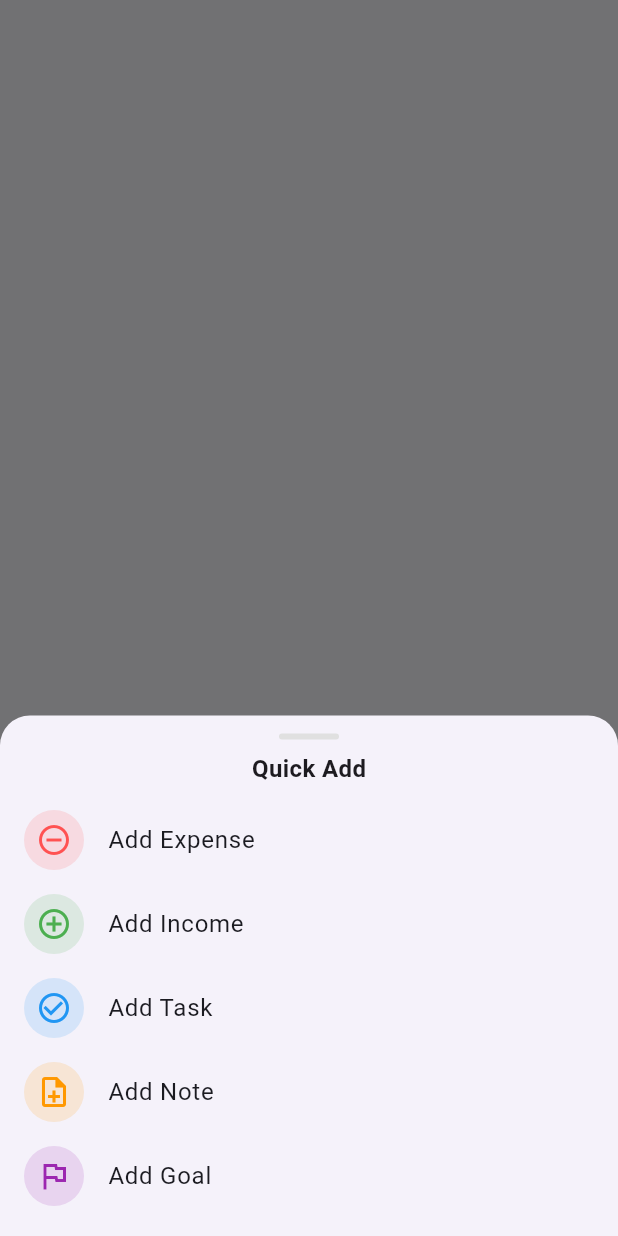
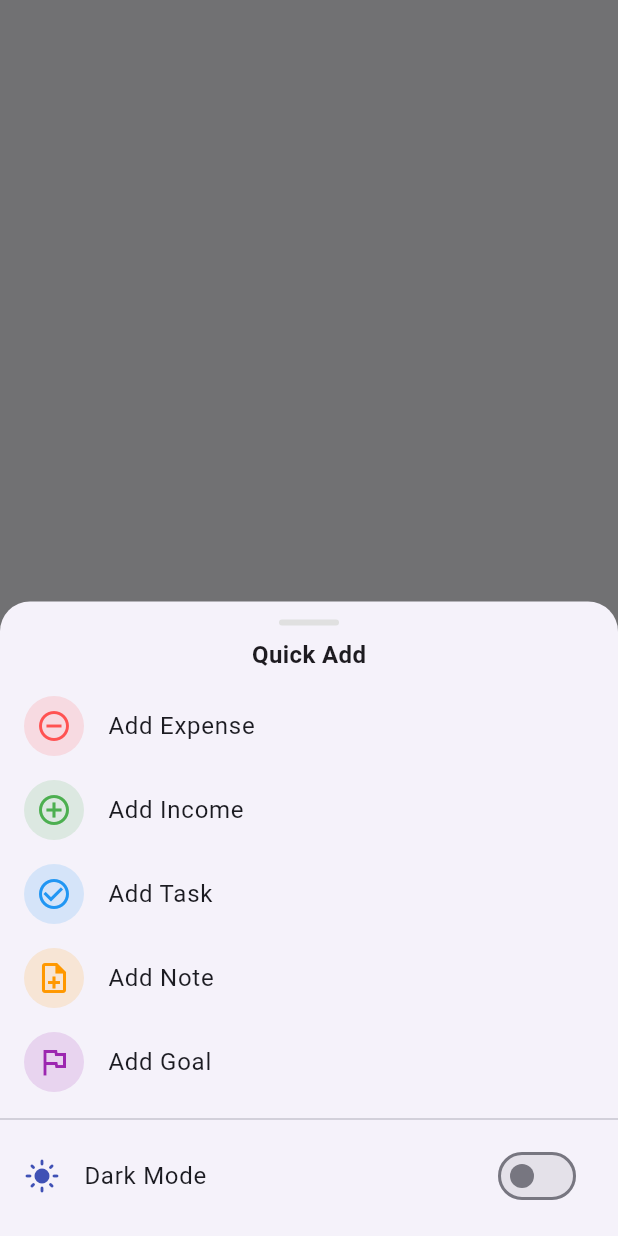
Before and after one commit to snehithtoomove19-lab/personal_tracker, a Flutter app: what showQuickAddSheet() shows on an empty page, opened directly, on a phone screen of 412 x 824 dp. Run offline on Flutter 3.47's test engine with Material 3 defaults, Android fonts, the phone set to English and light mode, and no system bars; our stand-ins replace shared_preferences; accounts and stored records are empty.

Commit message:
Add dark mode toggle to Quick Add sheet

```diff
--- a/lib/widgets/quick_add_sheet.dart
+++ b/lib/widgets/quick_add_sheet.dart
@@ -4,6 +4,7 @@ import '../screens/add_task_screen.dart';
 import '../screens/add_note_screen.dart';
 import '../screens/add_goal_screen.dart';
 import '../models/transaction.dart';
+import '../services/app_scope.dart';
 
 void showQuickAddSheet(BuildContext context) {
   showModalBottomSheet(
@@ -12,6 +13,8 @@ void showQuickAddSheet(BuildContext context) {
       borderRadius: BorderRadius.vertical(top: Radius.circular(20)),
     ),
     builder: (ctx) {
+      final app = AppScope.of(ctx);
+
       Widget option(IconData icon, String label, Color color, VoidCallback onTap) {
         return ListTile(
           leading: CircleAvatar(backgroundColor: color.withValues(alpha: 0.15), child: Icon(icon, color: color)),
@@ -54,6 +57,13 @@ void showQuickAddSheet(BuildContext context) {
               option(Icons.flag_outlined, 'Add Goal', Colors.purple, () {
                 Navigator.push(context, MaterialPageRoute(builder: (_) => const AddGoalScreen()));
               }),
+              const Divider(height: 20),
+              SwitchListTile(
+                secondary: Icon(app.darkMode ? Icons.dark_mode : Icons.light_mode, color: Colors.indigo),
+                title: const Text('Dark Mode'),
+                value: app.darkMode,
+                onChanged: (v) => app.setDarkMode(v),
+              ),
             ],
           ),
         ),
```
Also changed, not shown: pubspec.lock, 1 other file.
